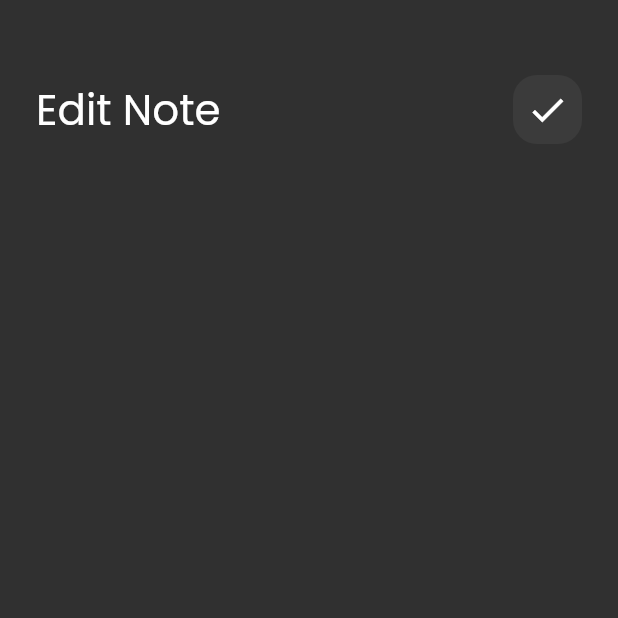
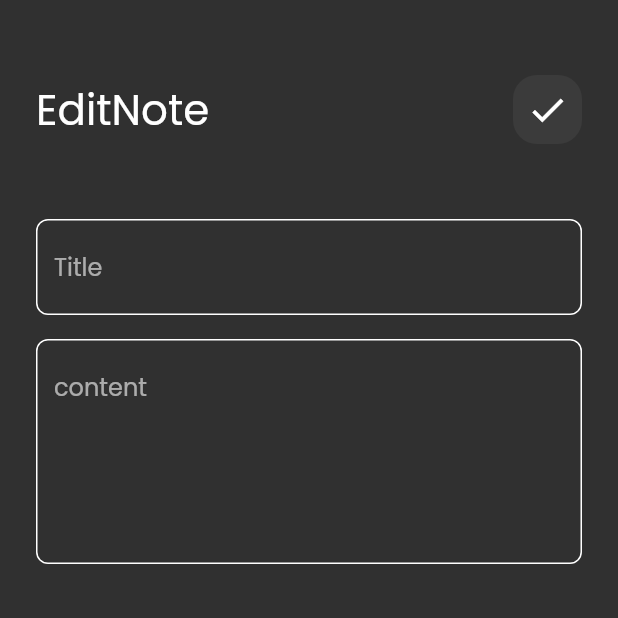
Before and after one commit to Abdalrhmanabood/notes_app, a Flutter app: the EditNoteView screen opened directly, on a phone screen of 412 x 824 dp, the top half of it. Run offline on Flutter 3.47's test engine with Material 2 defaults, Android fonts, the phone set to English and light mode, and no system bars; our stand-ins replace font_awesome_flutter.

Commit message:
Edit notes view  ui done

```diff
--- a/lib/views/widget/edit_note_view_body.dart
+++ b/lib/views/widget/edit_note_view_body.dart
@@ -1,6 +1,7 @@
 import 'package:flutter/material.dart';
 
 import 'custom_app_bar.dart';
+import 'custom_text_field.dart';
 
 class EditNoteViewBody extends StatelessWidget {
   const EditNoteViewBody({super.key});
@@ -13,9 +14,13 @@ class EditNoteViewBody extends StatelessWidget {
         children: const [
              SizedBox(height: 50),
           CustomAppBar(
-            title: 'Edit Note',
+            title: 'EditNote',
             icon: Icons.check,
-          )
+          ),
+          SizedBox(height: 50),
+          CustomTextField(hint: 'Title'),
+          SizedBox(height: 16),
+           CustomTextField(hint: 'content', maxlines: 5,),
         ],
       ),
     );
```
